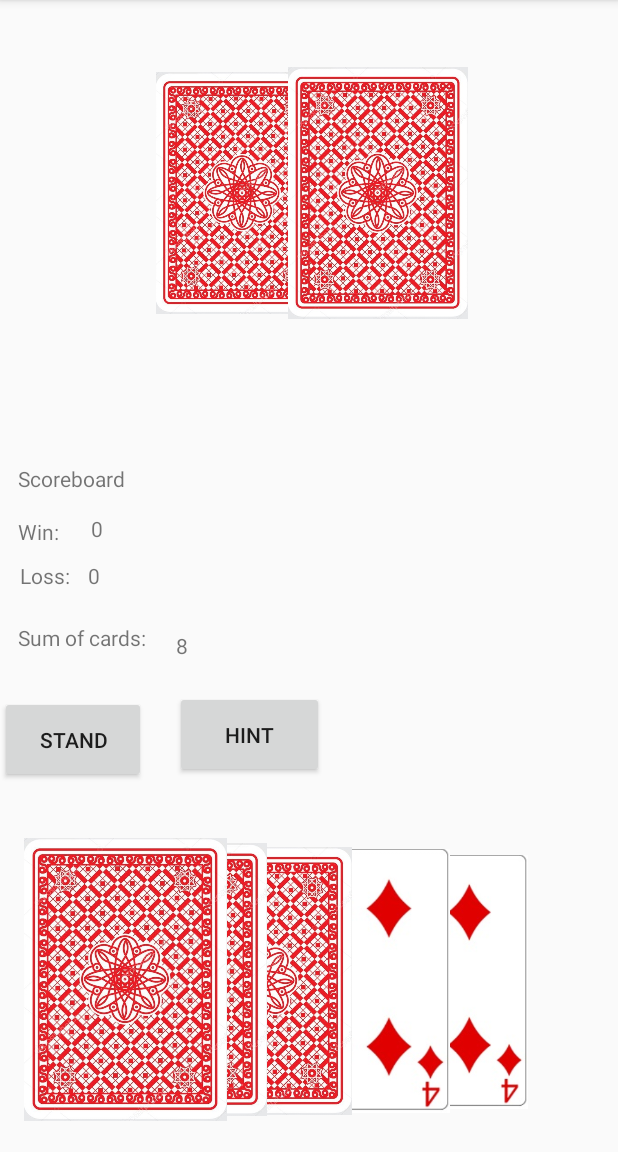
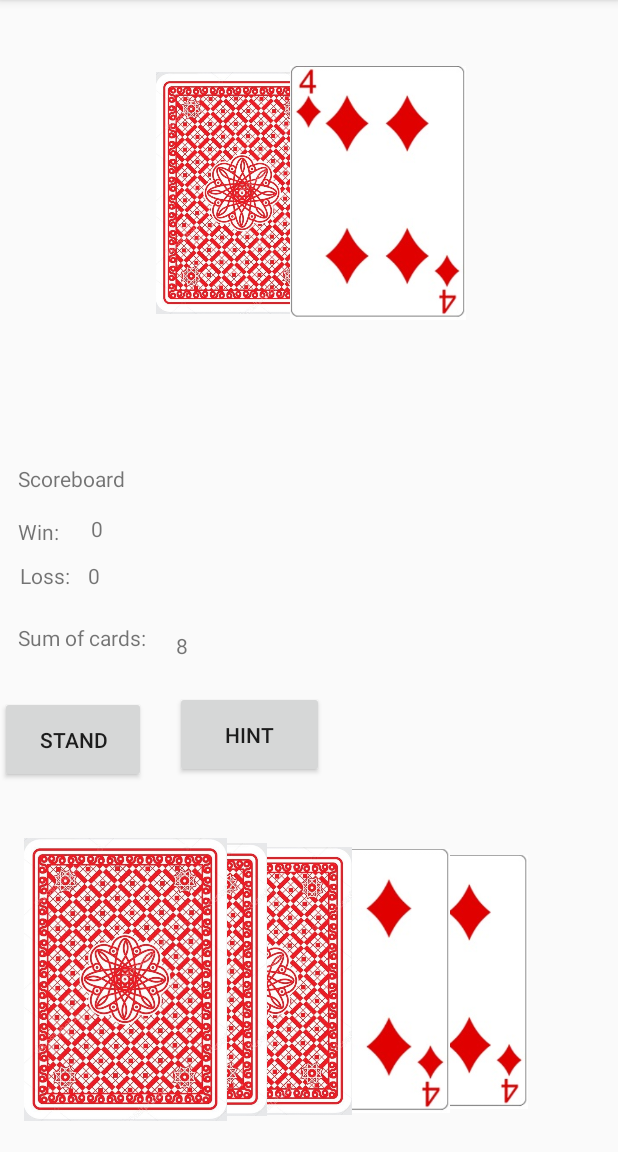
Before and after one commit to RamonBecker/BlackJack, an Android app: the GameActivity screen opened directly, with no data from a screen before it, on a phone screen of 412 x 824 dp, the part 84-1236 px from its top. Run offline under Robolectric (Android 15) with nearby library versions, the light colour scheme and no system bars; 3 statements that could not run were skipped.

Commit message:
implementado placar

```diff
--- a/app/src/main/java/br/com/entities/Game.java
+++ b/app/src/main/java/br/com/entities/Game.java
@@ -1,4 +1,6 @@
 package br.com.entities;
+
+import android.util.Log;
 
 import java.util.Random;
 
@@ -6,12 +8,18 @@ public class Game {
 
     private Random random;
 
-    public int generateCards(){
+    public static boolean checkStand = false;
+    public  static  boolean winUser = false;
+    public  static boolean lossUser = false;
+    public  static boolean draw = false;
+    public static boolean burst = false;
+
+    public int generateCards() {
         random = new Random();
         return random.nextInt(13);
     }
 
-    public int checkPlays(int playUser, int playComputer){
+    public int checkPlays(int playUser, int playComputer) {
         int result = 50;
 
         // 0 - User Win
@@ -19,18 +27,79 @@ public class Game {
         // 2 - Computer Win
         // 3 - loss playUser e computer
 
-        if(playUser == 21 && playComputer < 21){
+        if (playUser == 21 && playComputer < 21) {
+
             result = 0;
+        } else if (playUser == 21 && playComputer == 21) {
+            winUser = false;
+            lossUser = false;
+            draw = true;
+            result = 1;
+        } else if (playComputer == 21 && playUser < 21) {
+            winUser = false;
+            lossUser = true;
+            result = 2;
+        } else if (playUser > 21 && playComputer > 21) {
+            burst = true;
+            result = 3;
+
         }
-        else if(playUser == 21 && playComputer == 21){
-            result  = 1;
-        }
-        else if(playComputer == 21 && playUser < 21){
-            result = 2;
-        }
-        else if(playUser > 21 && playComputer > 21){
-            result = 3;
+
+        return result;
+    }
+
+    public int checkStand(int playUser, int playComputer) {
+        int result = 50;
+
+        if (playUser < 21 && playComputer < 21) {
+            if (playUser > playComputer) {
+                winUser = true;
+                lossUser = false;
+                result = 0;
+            } else if (playComputer == playUser) {
+                draw = true;
+                result = 1;
+            } else {
+                winUser = false;
+                lossUser = true;
+                result = 2;
+            }
+
         }
         return result;
     }
+
+    public String resultGame(int playUser, int playComputer) {
+        int result = 50;
+
+        if (checkStand) {
+            result = checkStand(playUser, playComputer);
+            checkStand = false;
+        } else {
+            result = checkPlays(playUser, playComputer);
+        }
+
+        if (result == 0) {
+            winUser = true;
+            lossUser = false;
+            return "Voce fez BlackJack";
+        }
+
+        if (result == 1) {
+            return "Empate";
+        }
+
+        if (result == 2) {
+
+            return "A mesa fez BlackJack";
+        }
+
+        if (result == 3) {
+            return "Empate";
+        }
+
+
+        return "";
+
+    }
 }
--- a/app/src/main/java/br/com/entities/User.java
+++ b/app/src/main/java/br/com/entities/User.java
@@ -102,6 +102,7 @@ public class User {
         this.loss = loss;
     }
 
+
     @Override
     public String toString() {
         return "User{" +
@@ -109,6 +110,9 @@ public class User {
                 ", nameUser='" + nameUser + '\'' +
                 ", password='" + password + '\'' +
                 ", email='" + email + '\'' +
+                ", isActive=" + isActive +
+                ", win=" + win +
+                ", loss=" + loss +
                 '}';
     }
 }
--- a/app/src/main/java/com/example/Screens/GameActivity.java
+++ b/app/src/main/java/com/example/Screens/GameActivity.java
@@ -7,8 +7,6 @@ import android.widget.Button;
 import android.widget.ImageView;
 import android.widget.TextView;
 import android.widget.Toast;
-
-import org.w3c.dom.Text;
 
 import java.util.ArrayList;
 
@@ -28,11 +26,12 @@ public class GameActivity extends BasicMenuAcitivy {
 
     TextView contWin, contLoss, contSumCards;
 
-    Button buttonHint;
+    Button buttonHint, buttonStand;
 
     private ArrayList<ImageView> listCards;
 
     private ArrayList<Integer> listIdCards;
+
     //Numbers of plays
     private int playsUser = 0;
     private int playsComputer = 0;
@@ -40,7 +39,10 @@ public class GameActivity extends BasicMenuAcitivy {
     private int contImageViewUser = 2;
     private int contImageViewComputer = 0;
 
+    private User user;
+
     private Game game;
+
     @Override
     protected void onCreate(Bundle savedInstanceState) {
 
@@ -80,11 +82,12 @@ public class GameActivity extends BasicMenuAcitivy {
         setCardsImage();
 
         buttonHint = (Button) findViewById(R.id.buttonPurchase);
+        buttonStand = (Button) findViewById(R.id.buttonStand);
 
 
         StoreUser storeUser = StoreUser.getInstance();
 
-        User user = storeUser.checkIsActive();
+        user = storeUser.checkIsActive();
         getSupportActionBar().setTitle(user.getName());
 
 
@@ -110,50 +113,92 @@ public class GameActivity extends BasicMenuAcitivy {
 
         View view = null;
 
+        playComputer();
+
         actionButtonHold(null);
         actionButtonHold(null);
 
+        Log.i("ganhador", String.valueOf(game.resultGame(playsUser, playsComputer)));
+
+        setTextWinLoss();
     }
 
 
-    public void actionButtonHold(View view){
+    public void actionStand(View view) {
+        buttonHint.setEnabled(false);
+        Game.checkStand = true;
+
+        listCards.get(0).setVisibility(View.VISIBLE);
+        Log.i("USER:", String.valueOf(playsUser));
+        Log.i("PC:", String.valueOf(playsComputer));
+        Log.i("ganhador", String.valueOf(game.resultGame(playsUser, playsComputer)));
+        Log.i("user", user.toString());
+        setTextWinLoss();
+
+    }
+
+    private void setTextWinLoss(){
+        contLoss.setText(String.valueOf(user.getLoss()));
+        contWin.setText(String.valueOf(user.getWin()));
+    }
+
+
+    public void actionButtonHold(View view) {
 
         int id = game.generateCards();
-        //Log.i("id",String.valueOf(id));
 
-        for (int i = 0 ; i < listIdCards.size(); i++){
-             if(i == id){
+        for (int i = 0; i < listIdCards.size(); i++) {
+            if (i == id) {
                 listCards.get(contImageViewUser).setImageResource(listIdCards.get(i));
-             }
+            }
         }
 
-        if(id >= 10){
+        if (id >= 10) {
             playsUser += 10;
-        }else{
+        } else {
             playsUser += id + 1;
         }
 
         contImageViewUser++;
 
-        if(contImageViewUser == 8){
+        if (contImageViewUser == 8) {
             contImageViewUser = 3;
         }
 
         contSumCards.setText(String.valueOf(playsUser));
+        setTextWinLoss();
+        Log.i("ganhador", String.valueOf(game.resultGame(playsUser, playsComputer)));
     }
 
 
-    private void playComputer(){
+    private void playComputer() {
 
-        int id = game.generateCards();
-        Log.i("id",String.valueOf(id));
+        int id1 = game.generateCards();
+        int id2 = game.generateCards();
 
+        for (int i = 0; i < listIdCards.size(); i++) {
+            if (i == id2) {
+                listCards.get(1).setImageResource(listIdCards.get(i));
+            }
+        }
+
+        if (id1 >= 10) {
+            playsComputer += 10;
+        } else {
+            playsComputer += id1 + 1;
+        }
+
+        if (id2 >= 10) {
+            playsComputer += 10;
+        } else {
+            playsComputer += id2 + 1;
+        }
     }
 
     // Set Cards Computer and set cards user
-    private void setCardsImage(){
+    private void setCardsImage() {
 
-        for (ImageView img:listCards) {
+        for (ImageView img : listCards) {
             img.setImageResource(R.drawable.verso);
         }
     }
--- a/app/src/main/res/layout/activity_game.xml
+++ b/app/src/main/res/layout/activity_game.xml
@@ -25,14 +25,15 @@
         android:onClick="actionButtonHold"
         android:text="Hint"
         app:layout_constraintBottom_toTopOf="@+id/imageViewCard4"
-        app:layout_constraintStart_toEndOf="@+id/buttonStop" />
+        app:layout_constraintStart_toEndOf="@+id/buttonStand" />
 
     <Button
-        android:id="@+id/buttonStop"
+        android:id="@+id/buttonStand"
         android:layout_width="97dp"
         android:layout_height="58dp"
         android:layout_marginBottom="32dp"
         android:text="Stand"
+        android:onClick="actionStand"
         app:layout_constraintBottom_toTopOf="@+id/imageViewCard4"
         app:layout_constraintEnd_toStartOf="@+id/buttonPurchase" />
 
@@ -43,21 +44,21 @@
         android:layout_marginStart="12dp"
         android:layout_marginBottom="16dp"
         android:text="Scoreboard"
-        app:layout_constraintBottom_toTopOf="@+id/textView2"
+        app:layout_constraintBottom_toTopOf="@+id/textViewWin"
         app:layout_constraintStart_toStartOf="parent" />
 
     <TextView
-        android:id="@+id/textView2"
+        android:id="@+id/textViewWin"
         android:layout_width="31dp"
         android:layout_height="25dp"
         android:layout_marginStart="12dp"
         android:layout_marginBottom="4dp"
         android:text="Win:"
-        app:layout_constraintBottom_toTopOf="@+id/textView5"
+        app:layout_constraintBottom_toTopOf="@+id/textViewLoss"
         app:layout_constraintStart_toStartOf="parent" />
 
     <TextView
-        android:id="@+id/textView5"
+        android:id="@+id/textViewLoss"
         android:layout_width="wrap_content"
         android:layout_height="wrap_content"
         android:layout_marginStart="13dp"
@@ -86,7 +87,7 @@
         android:layout_marginBottom="12dp"
         android:text="0"
         app:layout_constraintBottom_toTopOf="@+id/textViewContadorDerrota"
-        app:layout_constraintStart_toEndOf="@+id/textView2" />
+        app:layout_constraintStart_toEndOf="@+id/textViewWin" />
 
     <TextView
         android:id="@+id/textViewContadorDerrota"
@@ -96,7 +97,7 @@
         android:layout_marginBottom="22dp"
         android:text="0"
         app:layout_constraintBottom_toTopOf="@+id/textView6"
-        app:layout_constraintStart_toEndOf="@+id/textView5" />
+        app:layout_constraintStart_toEndOf="@+id/textViewLoss" />
 
     <TextView
         android:id="@+id/textView6"
@@ -125,7 +126,7 @@
         android:layout_marginEnd="60dp"
         app:layout_constraintBottom_toBottomOf="parent"
         app:layout_constraintEnd_toEndOf="parent"
-        app:layout_constraintTop_toBottomOf="@+id/buttonStop"
+        app:layout_constraintTop_toBottomOf="@+id/buttonStand"
         app:layout_constraintVertical_bias="0.698"
         app:srcCompat="@drawable/ic_launcher_background" />
 
```
